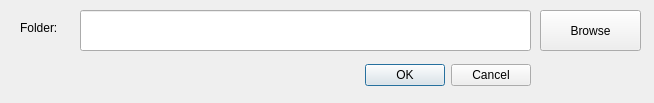
This is views/gui/ui/AddTorrentDialog.ui in RdeWilde/JoyStream as Qt 5 draws it before an edit. The edited form follows.
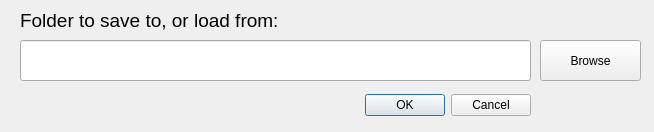
This is the edited form.

Diff of the .ui file:
```diff
--- a/views/gui/ui/AddTorrentDialog.ui
+++ b/views/gui/ui/AddTorrentDialog.ui
@@ -7,7 +7,7 @@
     <x>0</x>
     <y>0</y>
     <width>654</width>
-    <height>103</height>
+    <height>132</height>
    </rect>
   </property>
   <property name="sizePolicy">
@@ -26,7 +26,7 @@
    <property name="geometry">
     <rect>
      <x>160</x>
-     <y>50</y>
+     <y>80</y>
      <width>371</width>
      <height>51</height>
     </rect>
@@ -41,9 +41,9 @@
   <widget class="QLineEdit" name="saveToFolderLineEdit">
    <property name="geometry">
     <rect>
-     <x>80</x>
-     <y>10</y>
-     <width>451</width>
+     <x>20</x>
+     <y>40</y>
+     <width>511</width>
      <height>41</height>
     </rect>
    </property>
@@ -56,24 +56,11 @@
     <string/>
    </property>
   </widget>
-  <widget class="QLabel" name="saveToFolderLabel">
-   <property name="geometry">
-    <rect>
-     <x>20</x>
-     <y>20</y>
-     <width>101</width>
-     <height>16</height>
-    </rect>
-   </property>
-   <property name="text">
-    <string>Folder:</string>
-   </property>
-  </widget>
   <widget class="QPushButton" name="saveToFolderPushButton">
    <property name="geometry">
     <rect>
      <x>540</x>
-     <y>10</y>
+     <y>40</y>
      <width>101</width>
      <height>41</height>
     </rect>
@@ -82,6 +69,24 @@
     <string>Browse</string>
    </property>
   </widget>
+  <widget class="QLabel" name="saveToFolderLabel_2">
+   <property name="geometry">
+    <rect>
+     <x>20</x>
+     <y>10</y>
+     <width>531</width>
+     <height>21</height>
+    </rect>
+   </property>
+   <property name="font">
+    <font>
+     <pointsize>14</pointsize>
+    </font>
+   </property>
+   <property name="text">
+    <string>Folder to save to, or load from:</string>
+   </property>
+  </widget>
  </widget>
  <resources/>
  <connections/>
```
